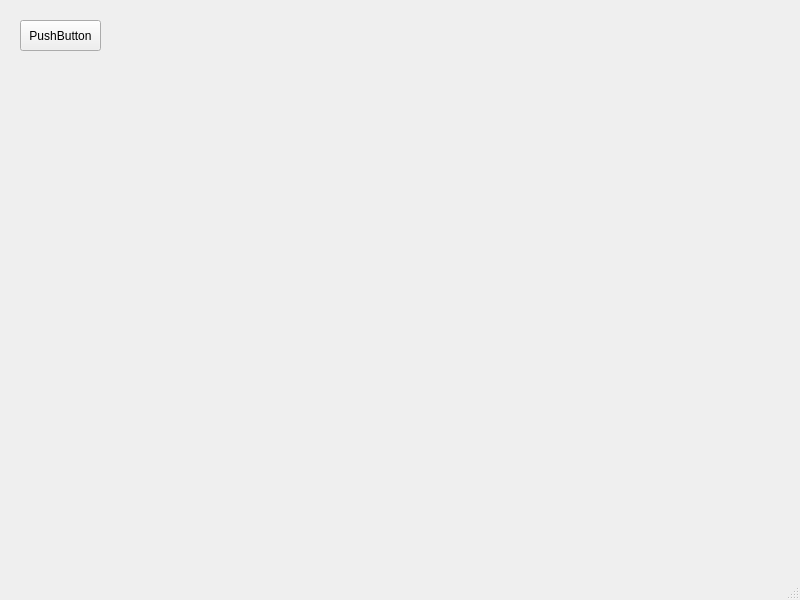
Before: the Qt Designer form design.ui in kblc9l/pythonProject3, drawn with Qt 5.
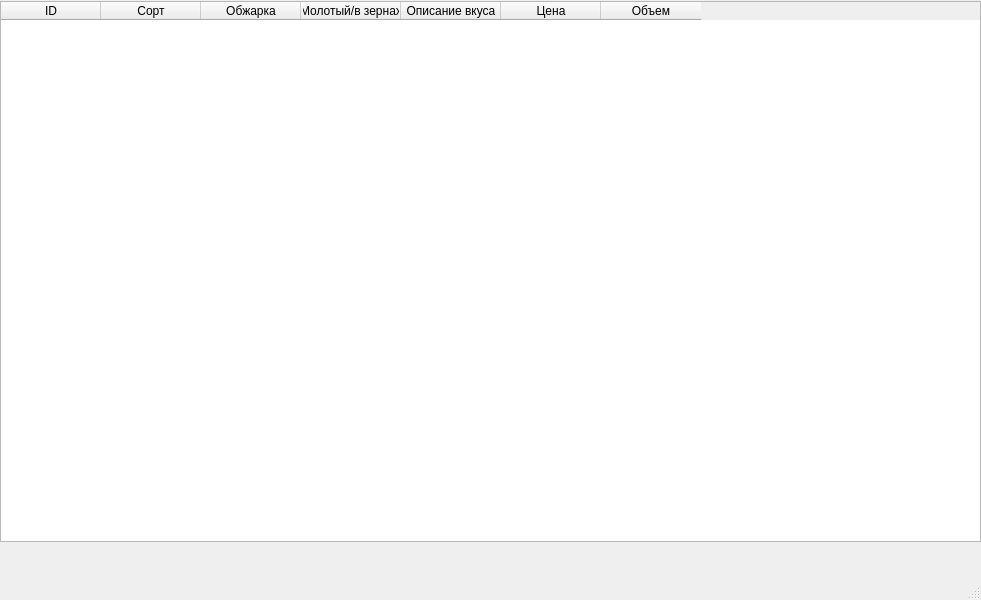
After: the same form once the commit is applied.

Patch:
```diff
--- a/design.ui
+++ b/design.ui
@@ -6,7 +6,7 @@
    <rect>
     <x>0</x>
     <y>0</y>
-    <width>800</width>
+    <width>981</width>
     <height>600</height>
    </rect>
   </property>
@@ -14,18 +14,50 @@
    <string>MainWindow</string>
   </property>
   <widget class="QWidget" name="centralwidget">
-   <widget class="QPushButton" name="pushButton">
+   <widget class="QTableWidget" name="tableWidget">
     <property name="geometry">
      <rect>
-      <x>20</x>
-      <y>20</y>
-      <width>81</width>
-      <height>31</height>
+      <x>0</x>
+      <y>1</y>
+      <width>981</width>
+      <height>541</height>
      </rect>
     </property>
-    <property name="text">
-     <string>PushButton</string>
-    </property>
+    <column>
+     <property name="text">
+      <string>ID</string>
+     </property>
+    </column>
+    <column>
+     <property name="text">
+      <string>Сорт</string>
+     </property>
+    </column>
+    <column>
+     <property name="text">
+      <string>Обжарка</string>
+     </property>
+    </column>
+    <column>
+     <property name="text">
+      <string>Молотый/в зернах</string>
+     </property>
+    </column>
+    <column>
+     <property name="text">
+      <string>Описание вкуса</string>
+     </property>
+    </column>
+    <column>
+     <property name="text">
+      <string>Цена</string>
+     </property>
+    </column>
+    <column>
+     <property name="text">
+      <string>Объем</string>
+     </property>
+    </column>
    </widget>
   </widget>
   <widget class="QMenuBar" name="menubar">
```
Left out of the diff: 4 changed lines with no effect on the pictures.
